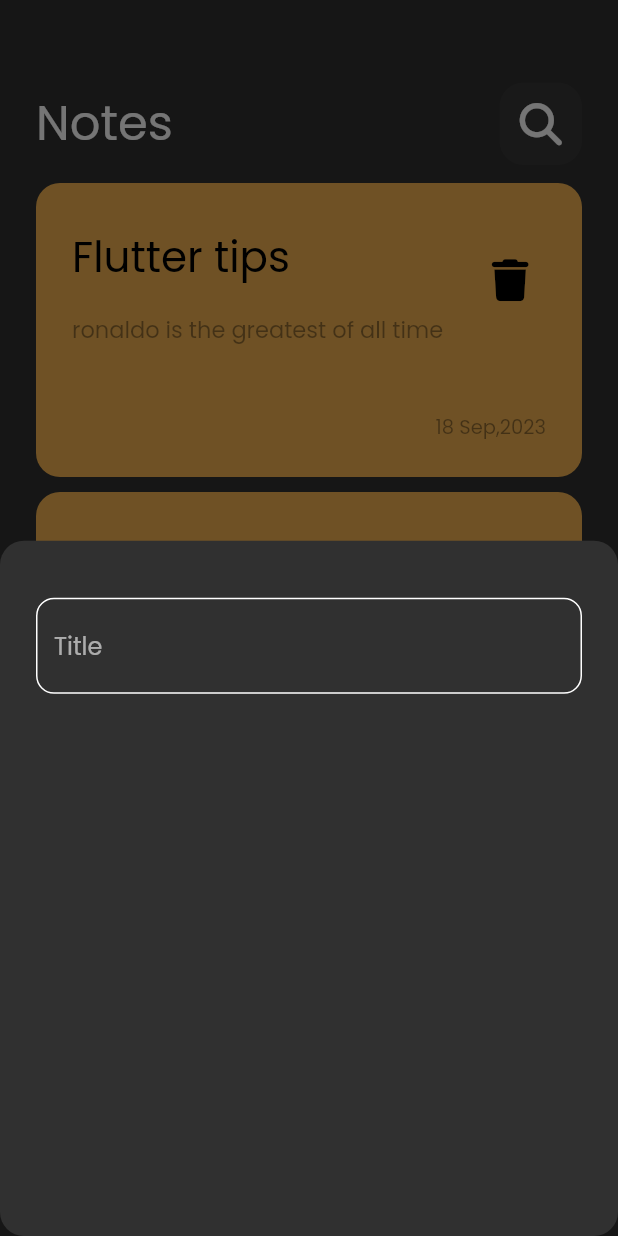
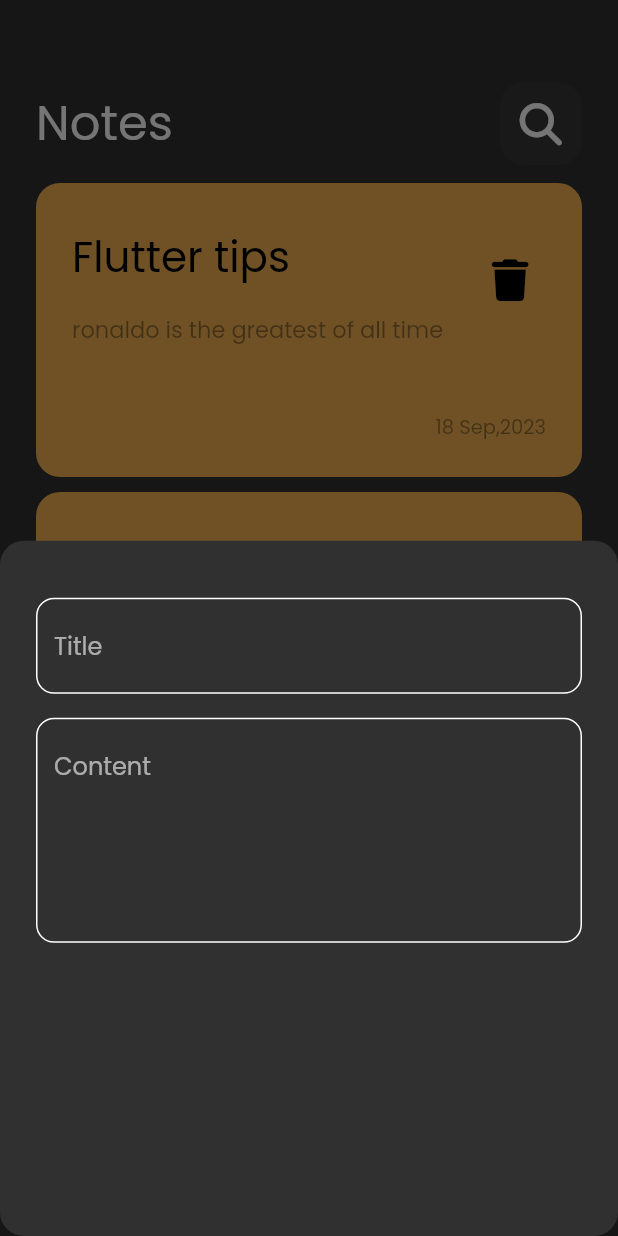
Before and after one commit to Mahmoud-Azmy/notes_app, a Flutter app: the screen it shows after launch, after a tap on an icon or button, on a phone screen of 412 x 824 dp. Run offline on Flutter 3.47's test engine with Material 2 defaults, Android fonts, the phone set to English and light mode, and no system bars; our stand-ins replace font_awesome_flutter.

Commit message:
add fields to notes bottom sheet

```diff
--- a/lib/widgets/add_note_bottom_sheet.dart
+++ b/lib/widgets/add_note_bottom_sheet.dart
@@ -10,7 +10,18 @@ class AddNoteBottomSheet extends StatelessWidget {
     return const Padding(
       padding: EdgeInsets.only(top: 38, right: 24, left: 24),
       child: Column(
-        children: [CustomTextField()],
+        children: [
+          CustomTextField(
+            text: 'Title',
+          ),
+          SizedBox(
+            height: 16,
+          ),
+          CustomTextField(
+            text: 'Content',
+            maxLines: 5,
+          ),
+        ],
       ),
     );
   }
--- a/lib/widgets/custom_text_field.dart
+++ b/lib/widgets/custom_text_field.dart
@@ -2,13 +2,15 @@ import 'package:flutter/material.dart';
 import 'package:note_app/const.dart';
 
 class CustomTextField extends StatelessWidget {
-  const CustomTextField({super.key});
-
+  const CustomTextField({super.key, required this.text, this.maxLines = 1});
+  final String text;
+  final int maxLines;
   @override
   Widget build(BuildContext context) {
     return TextField(
+      maxLines: maxLines,
       decoration: InputDecoration(
-        hintText: 'Title',
+        hintText: text,
         enabledBorder: outlineBorder(Colors.white),
         focusedBorder: outlineBorder(),
       ),
```
